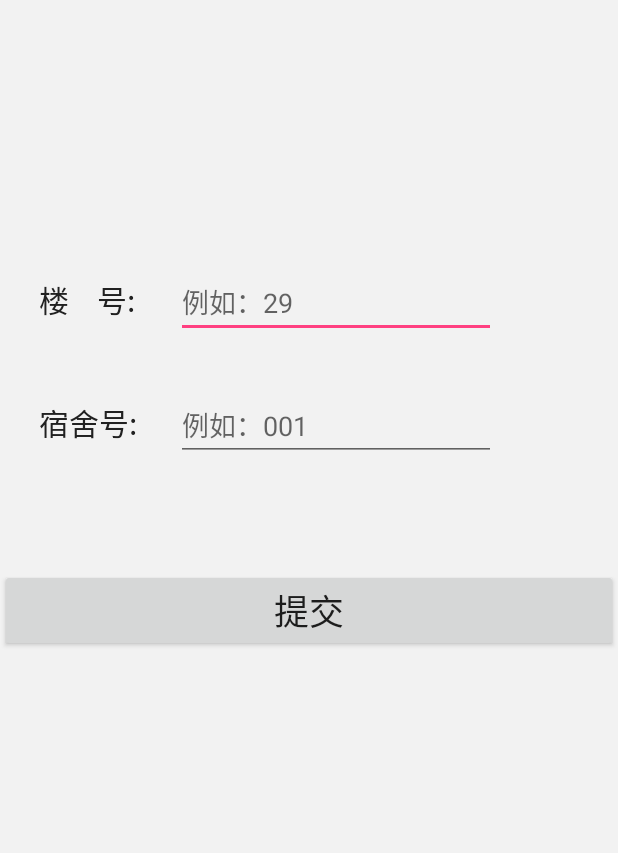
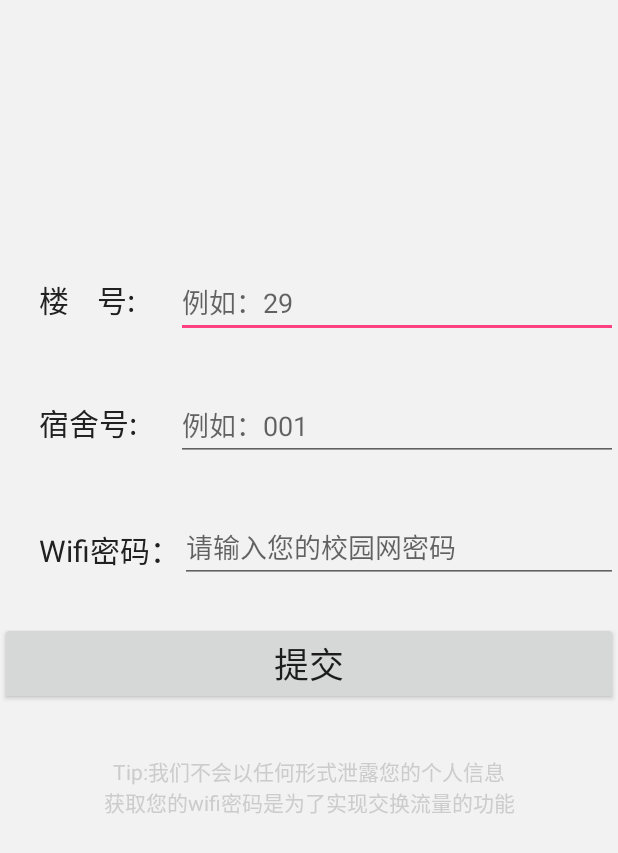
Before and after one commit to ZhaoXuDongTJ/MaiMai, an Android app: the SetActivity screen opened directly, with no data from a screen before it, after a tap on "提交", on a phone screen of 412 x 824 dp. Shown: the top 853 px of the screen. Run offline under Robolectric (Android 15) with nearby library versions, the phone set to English and light mode, and no system bars; libraries missing offline, so code that uses them is left out: cn.bmob.v3.

Commit message:
pjy wifi setting

```diff
--- a/app/src/main/java/com/maimai/zz/maimai/SetActivity.java
+++ b/app/src/main/java/com/maimai/zz/maimai/SetActivity.java
@@ -2,21 +2,24 @@ package com.maimai.zz.maimai;
 
 import android.content.Intent;
 import android.content.SharedPreferences;
+import android.support.v7.app.AppCompatActivity;
 import android.os.Bundle;
-import android.support.v7.app.AppCompatActivity;
 import android.view.View;
 import android.widget.Button;
 import android.widget.EditText;
 import android.widget.TextView;
 import android.widget.Toast;
 
+import com.maimai.zz.maimai.bombs.BookLibBomb;
 import com.maimai.zz.maimai.bombs.StudentInfo;
 
+import cn.bmob.v3.BmobUser;
 import cn.bmob.v3.exception.BmobException;
+import cn.bmob.v3.listener.SaveListener;
 import cn.bmob.v3.listener.UpdateListener;
 
 public class SetActivity extends AppCompatActivity {
-    private String xuehao;
+    private String wifi;
     private String louhao;
     private String sushehao;
     public SharedPreferences pref;
@@ -25,23 +28,26 @@ public class SetActivity extends AppCompatActivity {
     protected void onCreate(Bundle savedInstanceState) {
         super.onCreate(savedInstanceState);
         setContentView(R.layout.activity_set);
-        TextView sxuehao = (TextView)findViewById(R.id.textViewx);
+        // TextView sxuehao = (TextView)findViewById(R.id.textViewx);
         final EditText slou = (EditText)findViewById(R.id.editTextl);
         final EditText sshu = (EditText)findViewById(R.id.editTexts);
+        final EditText swifi = (EditText)findViewById(R.id.editTextwifi);
         pref = getSharedPreferences("data",MODE_PRIVATE);
         Button button = (Button) findViewById(R.id.buttont);
         button.setOnClickListener(new View.OnClickListener() {
             @Override
             public void onClick(View v) {
                 louhao = slou.getText().toString();         //获取楼号
-                sushehao = sshu.getText().toString();      //获取宿舍号
-                if (louhao.isEmpty()==true||sushehao.isEmpty()==true){
-                    Toast.makeText(SetActivity.this,"学号，楼号，宿舍号不能为空",Toast.LENGTH_SHORT).show();
+                sushehao = sshu.getText().toString();
+                wifi = swifi.getText().toString();
+                if (louhao.isEmpty()==true||sushehao.isEmpty()==true || wifi.isEmpty()==true){
+                    Toast.makeText(SetActivity.this,"学号，楼号，wifi密码不能为空",Toast.LENGTH_SHORT).show();
                 }
                 else{
                     StudentInfo studentInfo = new StudentInfo();
                     studentInfo.setBlockNumber(Integer.valueOf(louhao));
                     studentInfo.setRoomNumber(Integer.valueOf(sushehao));
+                    studentInfo.setWifiPassword(wifi);
                     studentInfo.update(pref.getString("ObjectID",""), new UpdateListener() { /////
                         @Override
                         public void done(BmobException e) {
--- a/app/src/main/java/com/maimai/zz/maimai/bombs/StudentInfo.java
+++ b/app/src/main/java/com/maimai/zz/maimai/bombs/StudentInfo.java
@@ -27,6 +27,7 @@ public class StudentInfo extends BmobObject {
     private Integer mouldContribute;
     // 时候 公社公成员
     private Boolean isMember;
+    private String wifiPassword;
 
 
     public String getUserName() {
@@ -132,4 +133,8 @@ public class StudentInfo extends BmobObject {
     public void setMember(Boolean member) {
         isMember = member;
     }
+
+    public void setWifiPassword(String a){this.wifiPassword = a;}
+
+    public String getWifiPassword(){return  wifiPassword;}
 }
--- a/app/src/main/res/layout/activity_about.xml
+++ b/app/src/main/res/layout/activity_about.xml
@@ -19,7 +19,7 @@
         android:layout_width="match_parent"
         android:layout_height="30sp"
         android:paddingTop="6sp"
-        android:text="   当前版本       0.1.1"
+        android:text="   当前版本       0.0.1"
         android:textSize="15sp"
         android:textColor="#212121"
         android:background="#ffffff"/>
--- a/app/src/main/res/layout/activity_set.xml
+++ b/app/src/main/res/layout/activity_set.xml
@@ -39,7 +39,7 @@
         android:id="@+id/buttont"
         android:layout_width="match_parent"
         android:layout_height="wrap_content"
-        android:layout_marginTop="72dp"
+        android:layout_marginTop="107dp"
         android:textSize="23sp"
         android:text="提交"
         android:layout_below="@+id/editTexts"
@@ -50,7 +50,7 @@
         android:id="@+id/editTextl"
         android:layout_width="wrap_content"
         android:layout_height="wrap_content"
-        android:ems="10"
+        android:ems="15"
         android:inputType="number"
         android:hint="例如：29"
         android:layout_marginStart="27dp"
@@ -62,12 +62,44 @@
         android:id="@+id/editTexts"
         android:layout_width="wrap_content"
         android:layout_height="wrap_content"
-        android:ems="10"
+        android:ems="15"
         android:inputType="number"
         android:hint="例如：001"
         android:layout_below="@+id/editTextl"
         android:layout_alignStart="@+id/editTextl"
         android:layout_marginTop="34dp" />
 
+    <TextView
+        android:id="@+id/textView3"
+        android:layout_width="wrap_content"
+        android:layout_height="wrap_content"
+        android:layout_marginTop="44dp"
+        android:text="Wifi密码："
+        android:textSize="20sp"
+        android:layout_below="@+id/editTexts"
+        android:layout_alignStart="@+id/textViewss"
+        android:textColor="#212121"/>
+
+    <EditText
+        android:id="@+id/editTextwifi"
+        android:layout_width="wrap_content"
+        android:layout_height="wrap_content"
+        android:layout_below="@+id/editTexts"
+        android:layout_marginTop="33dp"
+        android:layout_toEndOf="@+id/textView3"
+        android:ems="15"
+        android:inputType="text"
+        android:hint="请输入您的校园网密码" />
+
+    <TextView
+        android:layout_width="match_parent"
+        android:layout_height="wrap_content"
+        android:layout_below="@+id/buttont"
+        android:layout_alignParentStart="true"
+        android:layout_marginTop="34dp"
+        android:gravity="center"
+        android:text="Tip:我们不会以任何形式泄露您的个人信息\n获取您的wifi密码是为了实现交换流量的功能"
+        android:textColor="#cccccc"/>
+
 
 </RelativeLayout>
--- a/gradle.properties
+++ b/gradle.properties
@@ -1,17 +1,18 @@
-# Project-wide Gradle settings.
-
-# IDE (e.g. Android Studio) users:
-# Gradle settings configured through the IDE *will override*
-# any settings specified in this file.
-
+## Project-wide Gradle settings.
+#
 # For more details on how to configure your build environment visit
 # http://www.gradle.org/docs/current/userguide/build_environment.html
-
+#
 # Specifies the JVM arguments used for the daemon process.
 # The setting is particularly useful for tweaking memory settings.
-org.gradle.jvmargs=-Xmx1536m
-
+# Default value: -Xmx1024m -XX:MaxPermSize=256m
+# org.gradle.jvmargs=-Xmx2048m -XX:MaxPermSize=512m -XX:+HeapDumpOnOutOfMemoryError -Dfile.encoding=UTF-8
+#
 # When configured, Gradle will run in incubating parallel mode.
 # This option should only be used with decoupled projects. More details, visit
 # http://www.gradle.org/docs/current/userguide/multi_project_builds.html#sec:decoupled_projects
 # org.gradle.parallel=true
+#Fri Oct 06 15:19:08 CST 2017
+systemProp.http.proxyHost=127.0.0.1
+org.gradle.jvmargs=-Xmx1536m
+systemProp.http.proxyPort=1089
```
